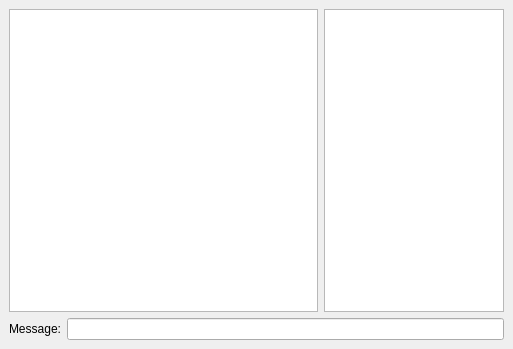
The window that peer-chat-client/chatdialog.ui (MrNerrevar/peer-chat-old) describes before a commit, drawn with Qt 5.
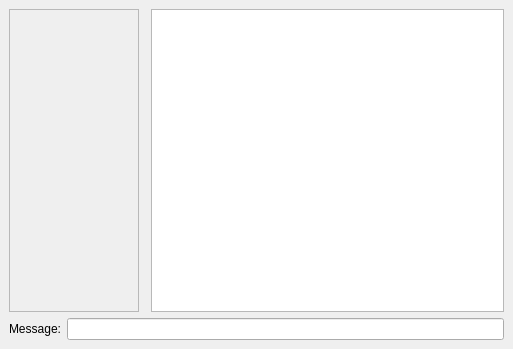
The same window after the commit.

Diff of the .ui file:
```diff
--- a/peer-chat-client/chatdialog.ui
+++ b/peer-chat-client/chatdialog.ui
@@ -28,20 +28,13 @@
       <number>6</number>
      </property>
      <item>
-      <widget class="QTextEdit" name="textEdit" >
-       <property name="focusPolicy" >
-        <enum>Qt::NoFocus</enum>
+      <widget class="QListWidget" name="listWidget">
+       <property name="enabled">
+        <bool>false</bool>
        </property>
-       <property name="readOnly" >
-        <bool>true</bool>
-       </property>
-      </widget>
-     </item>
-     <item>
-      <widget class="QListWidget" name="listWidget" >
-       <property name="maximumSize" >
+       <property name="maximumSize">
         <size>
-         <width>180</width>
+         <width>130</width>
          <height>16777215</height>
         </size>
        </property>
@@ -50,6 +43,19 @@
        </property>
       </widget>
      </item>
+     <item>
+      <widget class="QWidget" name="widget" native="true"/>
+     </item>
+     <item>
+      <widget class="QTextEdit" name="textEdit">
+       <property name="focusPolicy">
+        <enum>Qt::NoFocus</enum>
+       </property>
+       <property name="readOnly">
+        <bool>true</bool>
+       </property>
+      </widget>
+     </item>
     </layout>
    </item>
    <item>
```
Left out of the diff: 74 changed lines with no effect on the pictures.
